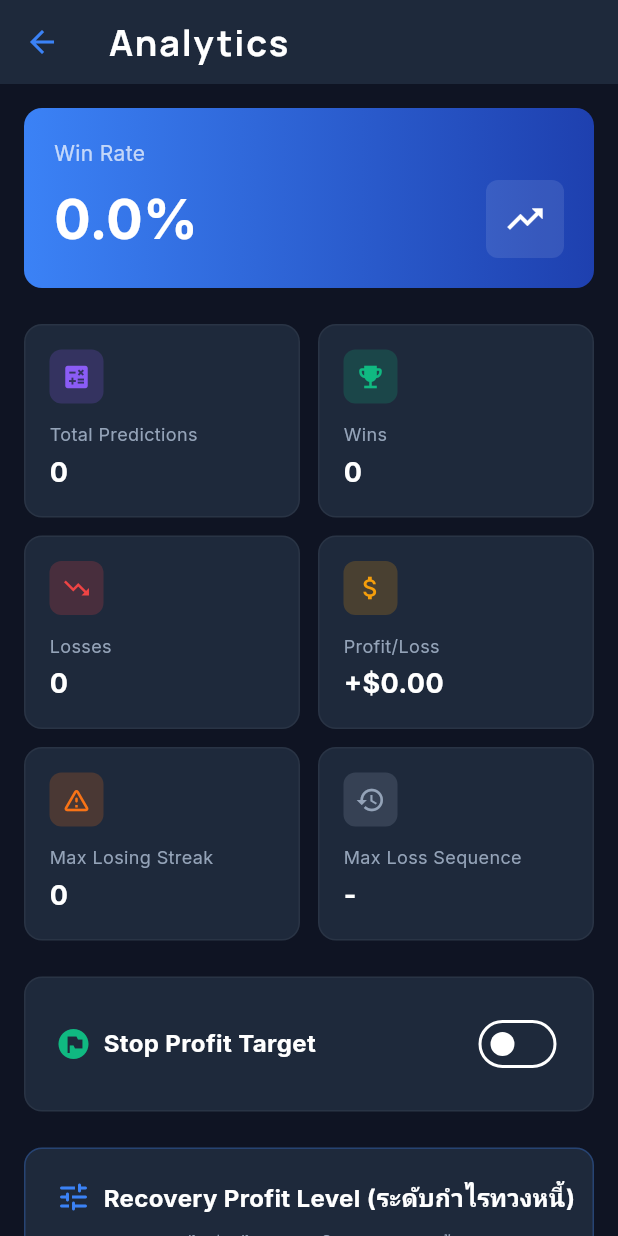
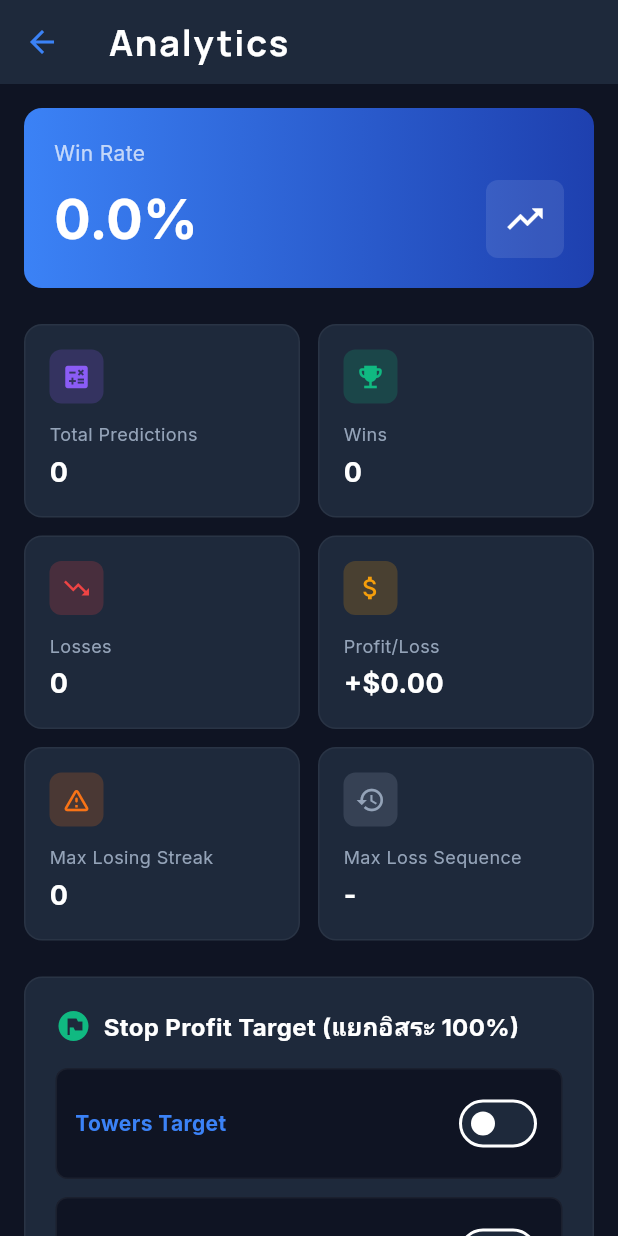
Before and after one commit to jacknailsly-gif/golden_p, a Flutter app: the AnalyticsTabView screen opened directly, on a phone screen of 412 x 824 dp. Run offline on Flutter 3.47's test engine with Material 3 defaults, Android fonts, the phone set to English and light mode, and no system bars; our stand-ins replace flutter_riverpod, flutter_secure_storage, google_fonts, shared_preferences, socket_io_client; missing offline and left inert: flutter_inappwebview, flutter_windowmanager_plus, tflite_flutter; accounts and stored records are empty; network calls fail; statements that could not run were skipped.

Commit message:
fix: isolate Stop Profit 100% between Towers and Mine and format bets to 3 significant figures

```diff
--- a/lib/viewmodels/overlay_buttons_viewmodel.dart
+++ b/lib/viewmodels/overlay_buttons_viewmodel.dart
@@ -35,6 +35,18 @@ class DebtBucket {
 
   bool get isFrozen => DateTime.now().isBefore(freezeUntil);
   int get remainingMinutes => freezeUntil.difference(DateTime.now()).inMinutes;
+}
+
+/// 🎯 ปัดเศษตัวเลขเดิมพันเป็นเลขนัยสำคัญ (Significant Digits):
+/// คำสั่งผู้ใช้: "ให้ปรับพิมพ์ตัวเลขหลังแค่ 3 ตัว เช่นคำนวนยอดทวงหนี้ คือ 0.000654589 เราจะพิมพ์แค่ 0.000655 แค่นี้"
+/// ทั้ง ยอดทวง และ Base bet
+double roundToSignificantDigits(double value, int sigFigs) {
+  if (value == 0 || value.isNaN || value.isInfinite) return 0.0;
+  final double d = (log(value.abs()) / ln10);
+  final int exp = d.floor();
+  final double factor = pow(10, sigFigs - 1 - exp).toDouble();
+  final double rounded = (value * factor).round() / factor;
+  return double.parse(rounded.toStringAsFixed(8));
 }
 
 /// Independent runtime state container for each GameMode (Towers vs Mines)
@@ -371,9 +383,15 @@ class OverlayButtonsViewModel with ChangeNotifier {
   String? _recordingButtonId;
   late SharedPreferences _prefs;
 
-  // --- Stop Loss / Stop Profit / Safety ---
-  bool _isStopProfitEnabled = false;
-  double _stopProfitPercent = 10.0;
+  // --- Stop Loss / Stop Profit / Safety (Isolated per GameMode 100%) ---
+  final Map<GameMode, bool> _isStopProfitEnabledByMode = {
+    GameMode.towers: false,
+    GameMode.mines: false,
+  };
+  final Map<GameMode, double> _stopProfitPercentByMode = {
+    GameMode.towers: 10.0,
+    GameMode.mines: 10.0,
+  };
   bool _is24HourMode = true; // 🌟 24/7 Autonomous Continuous Non-Stop Mode (Default ON)
   int _maxM5Steps = 5;
   String _stopReason = '';
@@ -442,8 +460,11 @@ class OverlayButtonsViewModel with ChangeNotifier {
   bool get shouldAbsorbMainContent => isAnyRunning && !_nativeClickPassthrough;
   bool shouldAbsorbMainContentForMode(GameMode mode) => isRunningForMode(mode) && !_nativeClickPassthrough;
 
-  bool get isStopProfitEnabled => _isStopProfitEnabled;
-  double get stopProfitPercent => _stopProfitPercent;
+  bool isStopProfitEnabledFor(GameMode mode) => _isStopProfitEnabledByMode[mode] ?? false;
+  double getStopProfitPercentFor(GameMode mode) => _stopProfitPercentByMode[mode] ?? 10.0;
+
+  bool get isStopProfitEnabled => isStopProfitEnabledFor(_activeGameMode);
+  double get stopProfitPercent => getStopProfitPercentFor(_activeGameMode);
   bool get is24HourMode => _is24HourMode;
   int get maxM5Steps => _maxM5Steps;
   String get stopReason => _stopReason;
@@ -574,8 +595,14 @@ class OverlayButtonsViewModel with ChangeNotifier {
     await loadButtonPositions();
     await loadSequenceFromStorage();
 
-    _isStopProfitEnabled = _prefs.getBool('tp_enabled') ?? false;
-    _stopProfitPercent = _prefs.getDouble('tp_percent') ?? 10.0;
+    for (var m in GameMode.values) {
+      _isStopProfitEnabledByMode[m] = _prefs.getBool('${m.storagePrefix}_tp_enabled') ??
+          _prefs.getBool('tp_enabled') ??
+          false;
+      _stopProfitPercentByMode[m] = _prefs.getDouble('${m.storagePrefix}_tp_percent') ??
+          _prefs.getDouble('tp_percent') ??
+          10.0;
+    }
     _is24HourMode = _prefs.getBool('overlay_24hour_mode') ?? true;
     _maxM5Steps = _prefs.getInt('max_m5_steps') ?? 5;
 
@@ -635,18 +662,26 @@ class OverlayButtonsViewModel with ChangeNotifier {
     notifyListeners();
   }
 
-  void setStopProfitEnabled(bool val) {
-    _isStopProfitEnabled = val;
-    _prefs.setBool('tp_enabled', val);
+  void setStopProfitEnabled(bool val, {GameMode? mode}) {
+    final targetMode = mode ?? _activeGameMode;
+    _isStopProfitEnabledByMode[targetMode] = val;
+    try {
+      _prefs.setBool('${targetMode.storagePrefix}_tp_enabled', val);
+      _prefs.setBool('tp_enabled', val);
+    } catch (_) {}
     if (isAnyRunning) {
       _startPnLMonitor();
     }
     notifyListeners();
   }
 
-  void setStopProfitPercent(double val) {
-    _stopProfitPercent = val;
-    _prefs.setDouble('tp_percent', val);
+  void setStopProfitPercent(double val, {GameMode? mode}) {
+    final targetMode = mode ?? _activeGameMode;
+    _stopProfitPercentByMode[targetMode] = val;
+    try {
+      _prefs.setDouble('${targetMode.storagePrefix}_tp_percent', val);
+      _prefs.setDouble('tp_percent', val);
+    } catch (_) {}
     if (isAnyRunning) {
       _startPnLMonitor();
     }
@@ -1163,7 +1198,7 @@ class OverlayButtonsViewModel with ChangeNotifier {
 
     _slCheckCounter = 0;
     debugPrint(
-      '[START] 🚀 [${targetMode.displayName}] Sequence started | StopProfit: ${_isStopProfitEnabled ? "ON (${_stopProfitPercent.toStringAsFixed(4)}%)" : "OFF"} | SmartMode: $_isSmartMode',
+      '[START] 🚀 [${targetMode.displayName}] Sequence started | StopProfit: ${isStopProfitEnabledFor(targetMode) ? "ON (${getStopProfitPercentFor(targetMode).toStringAsFixed(4)}%)" : "OFF"} | SmartMode: $_isSmartMode',
     );
     _startPnLMonitor();
     _sessionStartTime = DateTime.now();
@@ -1197,7 +1232,8 @@ class OverlayButtonsViewModel with ChangeNotifier {
 
   void _startPnLMonitor() {
     _stopPnLMonitor();
-    if (_isStopProfitEnabled) {
+    final bool anyTpEnabled = _isStopProfitEnabledByMode.values.any((e) => e);
+    if (anyTpEnabled) {
       _slCheckTimer = Timer.periodic(const Duration(milliseconds: 500), (
         _,
       ) async {
@@ -1232,23 +1268,23 @@ class OverlayButtonsViewModel with ChangeNotifier {
       if (_isDisposed || !state.isRunning) continue;
 
       final double pnl = analyzer.getProfitForMode(mode);
+      final bool isTpEnabled = isStopProfitEnabledFor(mode);
+      final double targetTp = getStopProfitPercentFor(mode);
 
       _slCheckCounter++;
       if (_slCheckCounter % 10 == 0) {
         debugPrint(
-          '[PnL MONITOR] 📊 [${mode.displayName} / ${analyzer.getCoinTypeForMode(mode)}] PnL: ${pnl.toStringAsFixed(4)}% | Target: +${_stopProfitPercent.toStringAsFixed(4)}% | Enabled: $_isStopProfitEnabled',
+          '[PnL MONITOR] 📊 [${mode.displayName} / ${analyzer.getCoinTypeForMode(mode)}] PnL: ${pnl.toStringAsFixed(4)}% | Target: +${targetTp.toStringAsFixed(4)}% | Enabled: $isTpEnabled',
         );
       }
 
-      if (_isStopProfitEnabled && pnl >= _stopProfitPercent) {
+      if (isTpEnabled && pnl >= targetTp) {
         if (!_is24HourMode) {
           _stopReason =
-              '🌟 STOP PROFIT triggered at ${pnl.toStringAsFixed(4)}% on ${mode.displayName} (Target: +${_stopProfitPercent.toStringAsFixed(4)}%)';
-          debugPrint('[PnL MONITOR] 🛑 $_stopReason — FORCING IMMEDIATE HALT ALL MODES');
-          for (var m in GameMode.values) {
-            stopSequence(mode: m);
-          }
-          return;
+              '🌟 STOP PROFIT triggered at ${pnl.toStringAsFixed(4)}% on ${mode.displayName} (Target: +${targetTp.toStringAsFixed(4)}%)';
+          debugPrint('[PnL MONITOR] 🛑 $_stopReason — STOPPING ${mode.displayName} ONLY (ISOLATED 100%)');
+          stopSequence(mode: mode); // 🎯 แยกออกจากกัน 100%! หยุดเฉพาะหน้านี้เท่านั้น ไม่แตะต้องอีกหน้า
+          continue;
         }
       }
     }
@@ -1265,7 +1301,7 @@ class OverlayButtonsViewModel with ChangeNotifier {
   Future<bool> _checkStopProfitInline(int runToken, {GameMode? mode}) async {
     final targetMode = mode ?? _activeGameMode;
     final state = getState(targetMode);
-    if (!_isStopProfitEnabled) {
+    if (!isStopProfitEnabledFor(targetMode)) {
       return false;
     }
 
@@ -1282,9 +1318,10 @@ class OverlayButtonsViewModel with ChangeNotifier {
       pnl = ((curBalance - state.sessionStartBalance!) / state.sessionStartBalance!) * 100;
     }
 
-    if (pnl >= _stopProfitPercent) {
+    final double targetTp = getStopProfitPercentFor(targetMode);
+    if (pnl >= targetTp) {
       _stopReason =
-          '🌟 STOP PROFIT reached at ${pnl.toStringAsFixed(4)}% on ${targetMode.displayName} (Target: +${_stopProfitPercent.toStringAsFixed(4)}%)';
+          '🌟 STOP PROFIT reached at ${pnl.toStringAsFixed(4)}% on ${targetMode.displayName} (Target: +${targetTp.toStringAsFixed(4)}%)';
       debugPrint('[INLINE TP] 🛑 [${targetMode.displayName}] $_stopReason');
 
       if (_is24HourMode) {
@@ -1302,12 +1339,13 @@ class OverlayButtonsViewModel with ChangeNotifier {
         await Future.delayed(Duration(seconds: (180 / _speedMultiplier).round()));
         return false; // ไม่ตัดลูป! ทำงานต่อเนื่อง 24 ชั่วโมง
       } else {
-        stopSequence(mode: targetMode);
+        stopSequence(mode: targetMode); // 🎯 หยุดเฉพาะ targetMode แยกออกจากกัน 100%!
         return true;
       }
     }
     return false;
   }
+
 
   /// 🛡️ SHIELD 2: HARD STOP-LOSS ENGINE (30% Max Drawdown Protection)
   /// ป้องกันการล้างพอร์ต 100%: หากยอดเงินร่วงลงเกิน 30% จากจุดสูงสุด (ATH) หรือเงินเริ่มต้น
@@ -2845,8 +2883,10 @@ class OverlayButtonsViewModel with ChangeNotifier {
     final controller = getWebViewController(targetMode);
     if (controller == null) return;
     try {
-      state.currentBetAmount = amount;
-      String amountStr = amount.toStringAsFixed(8);
+      // 🎯 คำสั่งผู้ใช้: "การพิมพ์เลขนัยสำคัญ 3 ตัวทั้ง ยอดทวง และ Base bet เช่น 0.000654589 -> 0.000655"
+      final double roundedAmount = roundToSignificantDigits(amount, 3);
+      state.currentBetAmount = roundedAmount;
+      String amountStr = roundedAmount.toStringAsFixed(8);
       if (amountStr.contains('.')) {
         amountStr = amountStr.replaceAll(RegExp(r'0*$'), '');
         if (amountStr.endsWith('.')) {
@@ -3336,7 +3376,8 @@ class OverlayButtonsViewModel with ChangeNotifier {
     final coin = state.activeCoinType ?? analyzer?.getCoinTypeForMode(targetMode);
     final double defaultFloor = getFloorBetForMode(targetMode, coinType: coin);
     final double currentBalance = await _getBalanceDouble(mode: targetMode);
-    final double calculated = targetMode.calculateBaseBet(currentBalance, defaultFloor, coin: coin);
+    final double rawCalculated = targetMode.calculateBaseBet(currentBalance, defaultFloor, coin: coin);
+    final double calculated = roundToSignificantDigits(rawCalculated, 3);
     state.lockedBaseBet = calculated;
     _lockedBaseBetByMode[targetMode] = calculated;
     return calculated;
@@ -3548,16 +3589,21 @@ class OverlayButtonsViewModel with ChangeNotifier {
       requiredBet = casinoHardLimit;
     }
 
+    // 🎯 คำสั่งผู้ใช้: "การพิมพ์เลขนัยสำคัญ 3 ตัวทั้ง ยอดทวง และ Base bet เช่น 0.000654589 -> 0.000655"
+    requiredBet = roundToSignificantDigits(requiredBet, 3);
+    if (currentBalance > 0.00000001 && requiredBet > currentBalance) {
+      requiredBet = currentBalance;
+    }
+
     // Floor protection: ต้องไม่ต่ำกว่า Base Bet ขั้นต่ำ
     if (requiredBet < floorBet) {
       requiredBet = floorBet;
     }
 
-
     requiredBet = double.parse(requiredBet.toStringAsFixed(8));
     state.currentBetAmount = requiredBet;
     debugPrint(
-      '🎯 [AQ-DARE RECOVERY ⚡] [${targetMode.displayName}] หนี้รวม: ${state.totalAccumulatedLoss.toStringAsFixed(8)} | ทวงเต็ม 100%: ${debtToEscalate.toStringAsFixed(8)} | เบททวง: ${requiredBet.toStringAsFixed(8)} | ยอดเงิน: ${currentBalance.toStringAsFixed(8)}',
+      '🎯 [AQ-DARE RECOVERY ⚡] [${targetMode.displayName}] หนี้รวม: ${state.totalAccumulatedLoss.toStringAsFixed(8)} | ทวงเต็ม 100%: ${debtToEscalate.toStringAsFixed(8)} | เบททวง (3 sig-figs): ${requiredBet.toStringAsFixed(8)} | ยอดเงิน: ${currentBalance.toStringAsFixed(8)}',
     );
 
     // 🎯 สั่งพิมพ์ยอดเบททวงหนี้ลงในหน้าเว็บเสมอ เพื่อให้แน่ใจว่าเว็บรับยอดทวงหนี้ 100% เต็ม
--- a/lib/views/tabs/analytics_tab_view.dart
+++ b/lib/views/tabs/analytics_tab_view.dart
@@ -2,6 +2,7 @@ import 'package:flutter/material.dart';
 import 'package:provider/provider.dart';
 import '../../viewmodels/sequence_analyzer_viewmodel.dart';
 import '../../viewmodels/overlay_buttons_viewmodel.dart';
+import '../../models/game_mode.dart';
 
 class AnalyticsTabView extends StatefulWidget {
   const AnalyticsTabView({super.key});
@@ -11,20 +12,23 @@ class AnalyticsTabView extends StatefulWidget {
 }
 
 class _AnalyticsTabViewState extends State<AnalyticsTabView> {
-  final TextEditingController _tpController = TextEditingController();
+  final TextEditingController _towersTpController = TextEditingController();
+  final TextEditingController _minesTpController = TextEditingController();
 
   @override
   void initState() {
     super.initState();
     WidgetsBinding.instance.addPostFrameCallback((_) {
       final overlayVM = context.read<OverlayButtonsViewModel>();
-      _tpController.text = overlayVM.stopProfitPercent.toStringAsFixed(1);
+      _towersTpController.text = overlayVM.getStopProfitPercentFor(GameMode.towers).toStringAsFixed(1);
+      _minesTpController.text = overlayVM.getStopProfitPercentFor(GameMode.mines).toStringAsFixed(1);
     });
   }
 
   @override
   void dispose() {
-    _tpController.dispose();
+    _towersTpController.dispose();
+    _minesTpController.dispose();
     super.dispose();
   }
 
@@ -266,7 +270,62 @@ class _AnalyticsTabViewState extends State<AnalyticsTabView> {
         color: const Color(0xFF1E293B),
         borderRadius: BorderRadius.circular(12),
         border: Border.all(
-          color: overlayVM.isStopProfitEnabled ? const Color(0xFF10B981) : Colors.white.withValues(alpha: 0.05),
+          color: Colors.white.withValues(alpha: 0.05),
+        ),
+      ),
+      child: Column(
+        crossAxisAlignment: CrossAxisAlignment.start,
+        children: [
+          const Row(
+            children: [
+              Icon(Icons.flag_circle, color: Color(0xFF10B981), size: 24),
+              SizedBox(width: 8),
+              Text(
+                'Stop Profit Target (แยกอิสระ 100%)',
+                style: TextStyle(
+                  color: Colors.white,
+                  fontSize: 16,
+                  fontWeight: FontWeight.bold,
+                ),
+              ),
+            ],
+          ),
+          const SizedBox(height: 16),
+          // 🏰 Towers Stop Profit
+          _buildModeStopProfitCard(
+            mode: GameMode.towers,
+            overlayVM: overlayVM,
+            controller: _towersTpController,
+            color: const Color(0xFF3B82F6),
+          ),
+          const SizedBox(height: 12),
+          // 💎 Mine Stop Profit
+          _buildModeStopProfitCard(
+            mode: GameMode.mines,
+            overlayVM: overlayVM,
+            controller: _minesTpController,
+            color: const Color(0xFF10B981),
+          ),
+        ],
+      ),
+    );
+  }
+
+  Widget _buildModeStopProfitCard({
+    required GameMode mode,
+    required OverlayButtonsViewModel overlayVM,
+    required TextEditingController controller,
+    required Color color,
+  }) {
+    final bool isEnabled = overlayVM.isStopProfitEnabledFor(mode);
+    return Container(
+      padding: const EdgeInsets.all(12),
+      decoration: BoxDecoration(
+        color: const Color(0xFF0F1423),
+        borderRadius: BorderRadius.circular(8),
+        border: Border.all(
+          color: isEnabled ? color.withValues(alpha: 0.5) : Colors.white.withValues(alpha: 0.05),
+          width: 1,
         ),
       ),
       child: Column(
@@ -275,91 +334,73 @@ class _AnalyticsTabViewState extends State<AnalyticsTabView> {
           Row(
             mainAxisAlignment: MainAxisAlignment.spaceBetween,
             children: [
-              const Row(
-                children: [
-                  Icon(Icons.flag_circle, color: Color(0xFF10B981), size: 24),
-                  SizedBox(width: 8),
-                  Text(
-                    'Stop Profit Target',
-                    style: TextStyle(
-                      color: Colors.white,
-                      fontSize: 16,
-                      fontWeight: FontWeight.bold,
-                    ),
-                  ),
-                ],
+              Text(
+                '${mode.displayName} Target',
+                style: TextStyle(
+                  color: color,
+                  fontSize: 14,
+                  fontWeight: FontWeight.bold,
+                ),
               ),
               Switch(
-                value: overlayVM.isStopProfitEnabled,
+                value: isEnabled,
                 onChanged: (val) {
-                  overlayVM.setStopProfitEnabled(val);
+                  overlayVM.setStopProfitEnabled(val, mode: mode);
                 },
-                activeColor: const Color(0xFF10B981),
+                activeColor: color,
               ),
             ],
           ),
-          if (overlayVM.isStopProfitEnabled) ...[
-            const SizedBox(height: 16),
-            const Text(
-              'Target Profit (%)',
-              style: TextStyle(
-                color: Color(0xFF94A3B8),
-                fontSize: 12,
-              ),
-            ),
+          if (isEnabled) ...[
             const SizedBox(height: 8),
             Row(
               children: [
                 Expanded(
                   child: TextField(
-                    controller: _tpController,
+                    controller: controller,
                     keyboardType: const TextInputType.numberWithOptions(decimal: true),
-                    style: const TextStyle(color: Colors.white),
+                    style: const TextStyle(color: Colors.white, fontSize: 13),
                     decoration: InputDecoration(
                       filled: true,
-                      fillColor: const Color(0xFF0F1423),
+                      fillColor: const Color(0xFF1E293B),
                       border: OutlineInputBorder(
-                        borderRadius: BorderRadius.circular(8),
+                        borderRadius: BorderRadius.circular(6),
                         borderSide: BorderSide.none,
                       ),
                       suffixText: '%',
                       suffixStyle: const TextStyle(color: Color(0xFF94A3B8)),
+                      contentPadding: const EdgeInsets.symmetric(horizontal: 10, vertical: 8),
                     ),
                     onSubmitted: (value) {
                       double? parsed = double.tryParse(value);
                       if (parsed != null && parsed > 0) {
-                        overlayVM.setStopProfitPercent(parsed);
+                        overlayVM.setStopProfitPercent(parsed, mode: mode);
                       }
                     },
                   ),
                 ),
-                const SizedBox(width: 12),
+                const SizedBox(width: 8),
                 ElevatedButton(
                   onPressed: () {
-                    double? parsed = double.tryParse(_tpController.text);
+                    double? parsed = double.tryParse(controller.text);
                     if (parsed != null && parsed > 0) {
-                      overlayVM.setStopProfitPercent(parsed);
+                      overlayVM.setStopProfitPercent(parsed, mode: mode);
                       ScaffoldMessenger.of(context).showSnackBar(
-                        SnackBar(content: Text('Saved target: $parsed%')),
+                        SnackBar(content: Text('Saved [${mode.displayName}] target: $parsed%')),
                       );
                     }
                   },
                   style: ElevatedButton.styleFrom(
-                    backgroundColor: const Color(0xFF10B981),
-                    padding: const EdgeInsets.symmetric(horizontal: 24, vertical: 16),
+                    backgroundColor: color,
+                    padding: const EdgeInsets.symmetric(horizontal: 16, vertical: 12),
                     shape: RoundedRectangleBorder(
-                      borderRadius: BorderRadius.circular(8),
+                      borderRadius: BorderRadius.circular(6),
                     ),
                   ),
-                  child: const Text('Save'),
+                  child: const Text('Save', style: TextStyle(fontSize: 12)),
                 ),
               ],
             ),
-            const SizedBox(height: 8),
-            const Text(
-              'Bot will completely halt when net profit hits this target.',
-              style: TextStyle(color: Color(0xFFF59E0B), fontSize: 11),
-            )
           ],
         ],
       ),
```
Also changed, not shown: lib/widgets/marker_control_panel.dart (+13 -7 lines), 1 other file.
